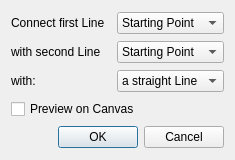
Old version of the form scribus/plugins/tools/pathconnect/pathconnectdialogbase.ui in the repository scribusproject/scribus.
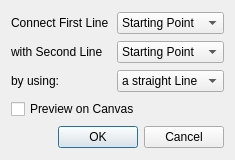
New version of the form.

What changed in the file:
```diff
--- a/scribus/plugins/tools/pathconnect/pathconnectdialogbase.ui
+++ b/scribus/plugins/tools/pathconnect/pathconnectdialogbase.ui
@@ -16,7 +16,7 @@
    <item row="0" column="0" >
     <widget class="QLabel" name="label" >
      <property name="text" >
-      <string>Connect first Line</string>
+      <string>Connect First Line</string>
      </property>
     </widget>
    </item>
@@ -37,7 +37,7 @@
    <item row="1" column="0" >
     <widget class="QLabel" name="label_2" >
      <property name="text" >
-      <string>with second Line</string>
+      <string>with Second Line</string>
      </property>
     </widget>
    </item>
@@ -58,7 +58,7 @@
    <item row="2" column="0" >
     <widget class="QLabel" name="label_3" >
      <property name="text" >
-      <string>with:</string>
+      <string>by using:</string>
      </property>
     </widget>
    </item>
```
